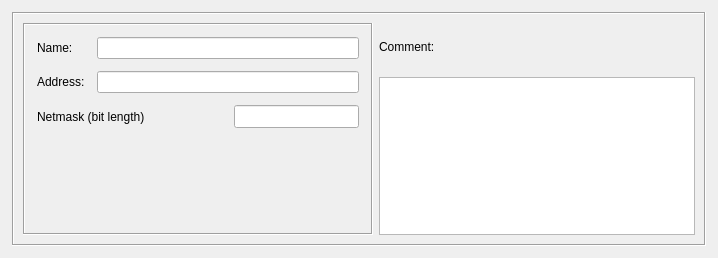
fwbuilder/fwbuilder, file src/libgui/networkdialogipv6_q.ui: the form before one commit.
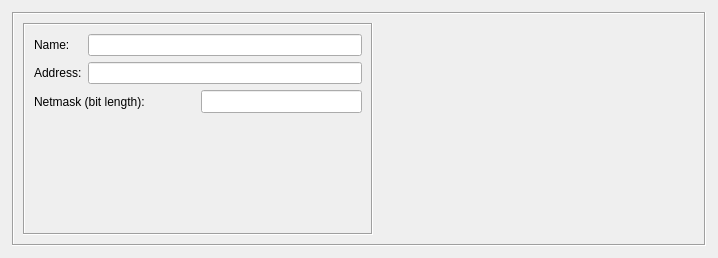
The form after the commit. Custom widgets are drawn as their Qt base class.

Commit message:
Manually merged keyword management/filtering code from fortress. All dialogs modified to include custom keyword/comment widget.
Also added first cut at 'dynamic group' implementation.

```diff
--- a/src/libgui/networkdialogipv6_q.ui
+++ b/src/libgui/networkdialogipv6_q.ui
@@ -69,16 +69,10 @@
         <property name="frameShadow" >
          <enum>QFrame::Sunken</enum>
         </property>
-        <layout class="QGridLayout" name="gridLayout_3" >
-         <property name="margin" >
-          <number>12</number>
-         </property>
-         <property name="spacing" >
-          <number>12</number>
-         </property>
-         <item row="0" column="0" >
-          <widget class="QLabel" name="textLabel1" >
-           <property name="text" >
+        <layout class="QFormLayout" name="formLayout">
+         <item row="0" column="0">
+          <widget class="QLabel" name="textLabel1">
+           <property name="text">
             <string>Name:</string>
            </property>
            <property name="wordWrap" >
@@ -86,10 +80,10 @@
            </property>
           </widget>
          </item>
-         <item row="0" column="1" colspan="2" >
-          <widget class="QLineEdit" name="obj_name" >
-           <property name="sizePolicy" >
-            <sizepolicy vsizetype="Fixed" hsizetype="Preferred" >
+         <item row="0" column="1">
+          <widget class="QLineEdit" name="obj_name">
+           <property name="sizePolicy">
+            <sizepolicy hsizetype="Preferred" vsizetype="Fixed">
              <horstretch>200</horstretch>
              <verstretch>0</verstretch>
             </sizepolicy>
@@ -102,9 +96,9 @@
            </property>
           </widget>
          </item>
-         <item row="1" column="0" >
-          <widget class="QLabel" name="textLabel2_2" >
-           <property name="text" >
+         <item row="1" column="0">
+          <widget class="QLabel" name="textLabel2_2">
+           <property name="text">
             <string>Address:</string>
            </property>
            <property name="wordWrap" >
@@ -112,10 +106,10 @@
            </property>
           </widget>
          </item>
-         <item row="1" column="1" colspan="2" >
-          <widget class="QLineEdit" name="address" >
-           <property name="sizePolicy" >
-            <sizepolicy vsizetype="Fixed" hsizetype="Preferred" >
+         <item row="1" column="1">
+          <widget class="QLineEdit" name="address">
+           <property name="sizePolicy">
+            <sizepolicy hsizetype="Preferred" vsizetype="Fixed">
              <horstretch>200</horstretch>
              <verstretch>0</verstretch>
             </sizepolicy>
@@ -128,81 +122,47 @@
            </property>
           </widget>
          </item>
-         <item row="2" column="0" colspan="2" >
-          <widget class="QLabel" name="textLabel2_2_2" >
-           <property name="text" >
-            <string>Netmask (bit length)</string>
-           </property>
-           <property name="wordWrap" >
-            <bool>false</bool>
-           </property>
-          </widget>
-         </item>
-         <item row="2" column="2" >
-          <widget class="QLineEdit" name="netmask" >
-           <property name="sizePolicy" >
-            <sizepolicy vsizetype="Fixed" hsizetype="Preferred" >
-             <horstretch>0</horstretch>
-             <verstretch>0</verstretch>
-            </sizepolicy>
-           </property>
-           <property name="minimumSize" >
-            <size>
-             <width>0</width>
-             <height>23</height>
-            </size>
-           </property>
-          </widget>
-         </item>
-         <item row="3" column="1" colspan="2" >
-          <spacer name="verticalSpacer" >
-           <property name="orientation" >
-            <enum>Qt::Vertical</enum>
-           </property>
-           <property name="sizeHint" stdset="0" >
-            <size>
-             <width>20</width>
-             <height>138</height>
-            </size>
-           </property>
-          </spacer>
+         <item row="2" column="0" colspan="2">
+          <layout class="QHBoxLayout" name="horizontalLayout">
+           <item>
+            <widget class="QLabel" name="textLabel2_2_2">
+             <property name="text">
+              <string>Netmask (bit length):</string>
+             </property>
+             <property name="wordWrap">
+              <bool>false</bool>
+             </property>
+            </widget>
+           </item>
+           <item>
+            <widget class="QLineEdit" name="netmask">
+             <property name="sizePolicy">
+              <sizepolicy hsizetype="Preferred" vsizetype="Fixed">
+               <horstretch>0</horstretch>
+               <verstretch>0</verstretch>
+              </sizepolicy>
+             </property>
+             <property name="minimumSize">
+              <size>
+               <width>0</width>
+               <height>23</height>
+              </size>
+             </property>
+            </widget>
+           </item>
+          </layout>
          </item>
         </layout>
        </widget>
       </item>
-      <item row="0" column="1" >
-       <widget class="QLabel" name="textLabel2" >
-        <property name="text" >
-         <string>Comment:</string>
-        </property>
-        <property name="wordWrap" >
-         <bool>false</bool>
-        </property>
-       </widget>
-      </item>
-      <item row="1" column="1" >
-       <widget class="TextEditWidget" name="comment" >
-        <property name="sizePolicy" >
-         <sizepolicy vsizetype="Expanding" hsizetype="Expanding" >
+      <item row="1" column="1">
+       <widget class="CommentKeywords" name="commentKeywords" native="true">
+        <property name="sizePolicy">
+         <sizepolicy hsizetype="Expanding" vsizetype="Expanding">
           <horstretch>0</horstretch>
           <verstretch>0</verstretch>
          </sizepolicy>
         </property>
-        <property name="minimumSize" >
-         <size>
-          <width>200</width>
-          <height>0</height>
-         </size>
-        </property>
-        <property name="maximumSize" >
-         <size>
-          <width>16777215</width>
-          <height>180</height>
-         </size>
-        </property>
-        <property name="tabChangesFocus" >
-         <bool>true</bool>
-        </property>
        </widget>
       </item>
      </layout>
@@ -212,14 +172,10 @@
  </widget>
  <customwidgets>
   <customwidget>
-   <class>TextEditWidget</class>
-   <extends>QTextEdit</extends>
-   <header>TextEditWidget.h</header>
-  </customwidget>
-  <customwidget>
-   <class>QLineEdit</class>
-   <extends>QLineEdit</extends>
-   <header>QLineEdit.h</header>
+   <class>CommentKeywords</class>
+   <extends>QWidget</extends>
+   <header>CommentKeywords.h</header>
+   <container>1</container>
   </customwidget>
  </customwidgets>
  <tabstops>
```
Left out of the diff: 134 changed lines with no effect on the pictures. The commit also changes 87 other files.
